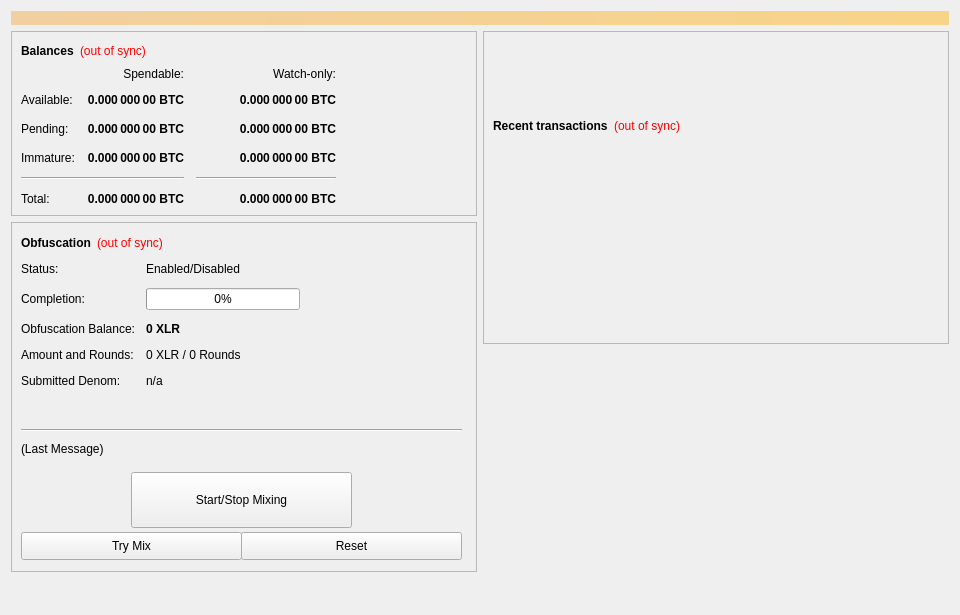
The window that src/qt/forms/overviewpage.ui (listedlinked/superbee) describes before a commit, drawn with Qt 5.
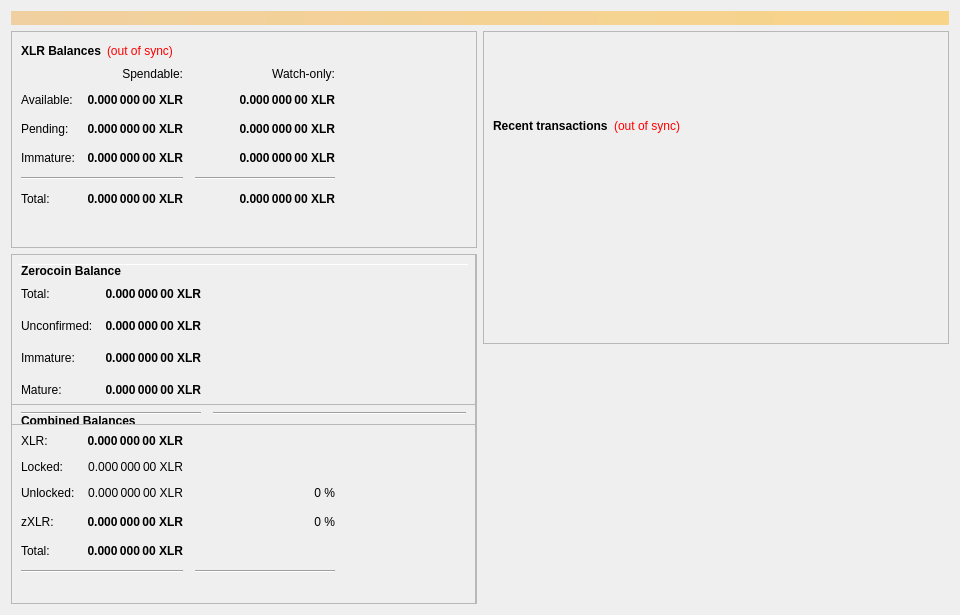
The same window after the commit.

```diff
--- a/src/qt/forms/overviewpage.ui
+++ b/src/qt/forms/overviewpage.ui
@@ -60,7 +60,7 @@
                </font>
               </property>
               <property name="text">
-               <string>Balances</string>
+               <string>XLR Balances</string>
               </property>
              </widget>
             </item>
@@ -118,7 +118,7 @@
                <string>Unconfirmed transactions to watch-only addresses</string>
               </property>
               <property name="text">
-               <string notr="true">0.000 000 00 BTC</string>
+               <string notr="true">0.000 000 00 XLR</string>
               </property>
               <property name="alignment">
                <set>Qt::AlignRight|Qt::AlignTrailing|Qt::AlignVCenter</set>
@@ -143,7 +143,7 @@
                <string>Total of transactions that have yet to be confirmed, and do not yet count toward the spendable balance</string>
               </property>
               <property name="text">
-               <string notr="true">0.000 000 00 BTC</string>
+               <string notr="true">0.000 000 00 XLR</string>
               </property>
               <property name="alignment">
                <set>Qt::AlignRight|Qt::AlignTrailing|Qt::AlignVCenter</set>
@@ -168,7 +168,7 @@
                <string>Staked or masternode rewards in watch-only addresses that has not yet matured</string>
               </property>
               <property name="text">
-               <string notr="true">0.000 000 00 BTC</string>
+               <string notr="true">0.000 000 00 XLR</string>
               </property>
               <property name="alignment">
                <set>Qt::AlignRight|Qt::AlignTrailing|Qt::AlignVCenter</set>
@@ -226,7 +226,7 @@
                <string>Staked or masternode rewards that has not yet matured</string>
               </property>
               <property name="text">
-               <string notr="true">0.000 000 00 BTC</string>
+               <string notr="true">0.000 000 00 XLR</string>
               </property>
               <property name="alignment">
                <set>Qt::AlignRight|Qt::AlignTrailing|Qt::AlignVCenter</set>
@@ -271,7 +271,7 @@
                <string>Your current total balance</string>
               </property>
               <property name="text">
-               <string notr="true">0.000 000 00 BTC</string>
+               <string notr="true">0.000 000 00 XLR</string>
               </property>
               <property name="alignment">
                <set>Qt::AlignRight|Qt::AlignTrailing|Qt::AlignVCenter</set>
@@ -296,7 +296,7 @@
                <string>Current total balance in watch-only addresses</string>
               </property>
               <property name="text">
-               <string notr="true">0.000 000 00 BTC</string>
+               <string notr="true">0.000 000 00 XLR</string>
               </property>
               <property name="alignment">
                <set>Qt::AlignRight|Qt::AlignTrailing|Qt::AlignVCenter</set>
@@ -338,7 +338,7 @@
                <string>Your current spendable balance</string>
               </property>
               <property name="text">
-               <string notr="true">0.000 000 00 BTC</string>
+               <string notr="true">0.000 000 00 XLR</string>
               </property>
               <property name="alignment">
                <set>Qt::AlignRight|Qt::AlignTrailing|Qt::AlignVCenter</set>
@@ -363,7 +363,7 @@
                <string>Your current balance in watch-only addresses</string>
               </property>
               <property name="text">
-               <string notr="true">0.000 000 00 BTC</string>
+               <string notr="true">0.000 000 00 XLR</string>
               </property>
               <property name="alignment">
                <set>Qt::AlignRight|Qt::AlignTrailing|Qt::AlignVCenter</set>
@@ -392,6 +392,19 @@
             </item>
            </layout>
           </item>
+          <item>
+           <spacer name="verticalSpacer_4">
+            <property name="orientation">
+             <enum>Qt::Vertical</enum>
+            </property>
+            <property name="sizeHint" stdset="0">
+             <size>
+              <width>20</width>
+              <height>40</height>
+             </size>
+            </property>
+           </spacer>
+          </item>
          </layout>
         </widget>
        </item>
@@ -412,112 +425,6 @@
          <property name="frameShadow">
           <enum>QFrame::Raised</enum>
          </property>
-         <widget class="QWidget" name="formLayoutWidget">
-          <property name="geometry">
-           <rect>
-            <x>10</x>
-            <y>40</y>
-            <width>451</width>
-            <height>161</height>
-           </rect>
-          </property>
-          <layout class="QFormLayout" name="formLayout">
-           <property name="fieldGrowthPolicy">
-            <enum>QFormLayout::AllNonFixedFieldsGrow</enum>
-           </property>
-           <property name="horizontalSpacing">
-            <number>11</number>
-           </property>
-           <property name="verticalSpacing">
-            <number>12</number>
-           </property>
-           <item row="0" column="0">
-            <widget class="QLabel" name="label_6">
-             <property name="text">
-              <string>Status:</string>
-             </property>
-            </widget>
-           </item>
-           <item row="1" column="0">
-            <widget class="QLabel" name="label_7">
-             <property name="text">
-              <string>Completion:</string>
-             </property>
-            </widget>
-           </item>
-           <item row="1" column="1">
-            <widget class="QProgressBar" name="obfuscationProgress">
-             <property name="maximumSize">
-              <size>
-               <width>154</width>
-               <height>16777215</height>
-              </size>
-             </property>
-             <property name="value">
-              <number>0</number>
-             </property>
-            </widget>
-           </item>
-           <item row="2" column="0">
-            <widget class="QLabel" name="labelAnonymizedText">
-             <property name="text">
-              <string>Obfuscation Balance:</string>
-             </property>
-            </widget>
-           </item>
-           <item row="2" column="1">
-            <widget class="QLabel" name="labelAnonymized">
-             <property name="font">
-              <font>
-               <weight>75</weight>
-               <bold>true</bold>
-              </font>
-             </property>
-             <property name="text">
-              <string notr="true">0 XLR</string>
-             </property>
-            </widget>
-           </item>
-           <item row="3" column="0">
-            <widget class="QLabel" name="label_8">
-             <property name="text">
-              <string>Amount and Rounds:</string>
-             </property>
-            </widget>
-           </item>
-           <item row="3" column="1">
-            <widget class="QLabel" name="labelAmountRounds">
-             <property name="text">
-              <string>0 XLR / 0 Rounds</string>
-             </property>
-            </widget>
-           </item>
-           <item row="4" column="0">
-            <widget class="QLabel" name="label_9">
-             <property name="text">
-              <string>Submitted Denom:</string>
-             </property>
-            </widget>
-           </item>
-           <item row="4" column="1">
-            <widget class="QLabel" name="labelSubmittedDenom">
-             <property name="toolTip">
-              <string>The denominations you submitted to the Masternode.&lt;br&gt;To mix, other users must submit the exact same denominations.</string>
-             </property>
-             <property name="text">
-              <string>n/a</string>
-             </property>
-            </widget>
-           </item>
-           <item row="0" column="1">
-            <widget class="QLabel" name="obfuscationEnabled">
-             <property name="text">
-              <string>Enabled/Disabled</string>
-             </property>
-            </widget>
-           </item>
-          </layout>
-         </widget>
          <widget class="QPushButton" name="runAutoDenom">
           <property name="geometry">
            <rect>
@@ -955,179 +862,557 @@
            <bool>true</bool>
           </property>
          </widget>
-         <widget class="QPushButton" name="toggleObfuscation">
+         <widget class="Line" name="line">
           <property name="geometry">
            <rect>
-            <x>120</x>
-            <y>250</y>
-            <width>221</width>
-            <height>56</height>
-           </rect>
-          </property>
-          <property name="sizePolicy">
-           <sizepolicy hsizetype="MinimumExpanding" vsizetype="Fixed">
-            <horstretch>0</horstretch>
-            <verstretch>0</verstretch>
-           </sizepolicy>
-          </property>
-          <property name="text">
-           <string>Start/Stop Mixing</string>
-          </property>
-         </widget>
-         <widget class="Line" name="lineLastMessage">
-          <property name="geometry">
-           <rect>
-            <x>10</x>
-            <y>200</y>
-            <width>441</width>
-            <height>16</height>
+            <x>7</x>
+            <y>10</y>
+            <width>451</width>
+            <height>1</height>
            </rect>
           </property>
           <property name="orientation">
            <enum>Qt::Horizontal</enum>
           </property>
          </widget>
-         <widget class="QLabel" name="obfuscationStatus">
+         <widget class="QFrame" name="frame_3">
           <property name="geometry">
            <rect>
-            <x>10</x>
-            <y>220</y>
-            <width>451</width>
-            <height>61</height>
+            <x>0</x>
+            <y>150</y>
+            <width>465</width>
+            <height>201</height>
            </rect>
           </property>
-          <property name="minimumSize">
-           <size>
-            <width>288</width>
-            <height>43</height>
-           </size>
+          <property name="frameShape">
+           <enum>QFrame::StyledPanel</enum>
           </property>
-          <property name="text">
-           <string>(Last Message)</string>
+          <property name="frameShadow">
+           <enum>QFrame::Raised</enum>
           </property>
-          <property name="alignment">
-           <set>Qt::AlignLeading|Qt::AlignLeft|Qt::AlignTop</set>
-          </property>
-          <property name="wordWrap">
-           <bool>true</bool>
-          </property>
-         </widget>
-         <widget class="QPushButton" name="obfuscationAuto">
-          <property name="geometry">
-           <rect>
-            <x>10</x>
-            <y>310</y>
-            <width>221</width>
-            <height>28</height>
-           </rect>
-          </property>
-          <property name="sizePolicy">
-           <sizepolicy hsizetype="MinimumExpanding" vsizetype="Fixed">
-            <horstretch>0</horstretch>
-            <verstretch>0</verstretch>
-           </sizepolicy>
-          </property>
-          <property name="toolTip">
-           <string>Try to manually submit a Obfuscation request.</string>
-          </property>
-          <property name="text">
-           <string>Try Mix</string>
-          </property>
-         </widget>
-         <widget class="QPushButton" name="obfuscationReset">
-          <property name="geometry">
-           <rect>
-            <x>230</x>
-            <y>310</y>
-            <width>221</width>
-            <height>28</height>
-           </rect>
-          </property>
-          <property name="sizePolicy">
-           <sizepolicy hsizetype="MinimumExpanding" vsizetype="Fixed">
-            <horstretch>0</horstretch>
-            <verstretch>0</verstretch>
-           </sizepolicy>
-          </property>
-          <property name="toolTip">
-           <string>Reset the current status of Obfuscation (can interrupt Obfuscation if it's in the process of Mixing, which can cost you money!)</string>
-          </property>
-          <property name="autoFillBackground">
-           <bool>false</bool>
-          </property>
-          <property name="text">
-           <string>Reset</string>
-          </property>
-         </widget>
-         <widget class="QWidget" name="layoutWidget">
-          <property name="geometry">
-           <rect>
-            <x>10</x>
-            <y>10</y>
-            <width>431</width>
-            <height>22</height>
-           </rect>
-          </property>
-          <layout class="QHBoxLayout" name="horizontalLayout_5">
+          <layout class="QVBoxLayout" name="verticalLayout_5">
            <item>
-            <widget class="QLabel" name="label_2">
-             <property name="font">
-              <font>
-               <weight>75</weight>
-               <bold>true</bold>
-              </font>
-             </property>
-             <property name="text">
-              <string>Obfuscation</string>
-             </property>
-            </widget>
+            <layout class="QHBoxLayout" name="horizontalLayout_5" stretch="0">
+             <item>
+              <widget class="QLabel" name="label_5z">
+               <property name="maximumSize">
+                <size>
+                 <width>16777215</width>
+                 <height>20</height>
+                </size>
+               </property>
+               <property name="font">
+                <font>
+                 <weight>75</weight>
+                 <bold>true</bold>
+                </font>
+               </property>
+               <property name="toolTip">
+                <string>Combined Balances (including unconfirmed and immature coins)</string>
+               </property>
+               <property name="text">
+                <string>&lt;html&gt;&lt;head/&gt;&lt;body&gt;&lt;p&gt;Combined Balances&lt;/p&gt;&lt;/body&gt;&lt;/html&gt;</string>
+               </property>
+              </widget>
+             </item>
+            </layout>
            </item>
            <item>
-            <widget class="QLabel" name="labelObfuscationSyncStatus">
-             <property name="toolTip">
-              <string>The displayed information may be out of date. Your wallet automatically synchronizes with the Solaris network after a connection is established, but this process has not completed yet.</string>
+            <layout class="QGridLayout" name="gridLayout_3">
+             <property name="spacing">
+              <number>12</number>
              </property>
-             <property name="styleSheet">
-              <string notr="true">QLabel { color: red; }</string>
-             </property>
-             <property name="text">
-              <string notr="true">(out of sync)</string>
-             </property>
-             <property name="alignment">
-              <set>Qt::AlignLeading|Qt::AlignLeft|Qt::AlignVCenter</set>
-             </property>
-            </widget>
+             <item row="7" column="0" colspan="2">
+              <widget class="Line" name="lineSpendableBalance_3">
+               <property name="orientation">
+                <enum>Qt::Horizontal</enum>
+               </property>
+              </widget>
+             </item>
+             <item row="7" column="2">
+              <widget class="Line" name="lineWatchBalance_3">
+               <property name="sizePolicy">
+                <sizepolicy hsizetype="Preferred" vsizetype="Fixed">
+                 <horstretch>0</horstretch>
+                 <verstretch>0</verstretch>
+                </sizepolicy>
+               </property>
+               <property name="minimumSize">
+                <size>
+                 <width>140</width>
+                 <height>0</height>
+                </size>
+               </property>
+               <property name="orientation">
+                <enum>Qt::Horizontal</enum>
+               </property>
+              </widget>
+             </item>
+             <item row="4" column="1">
+              <widget class="QLabel" name="labelzBalancez">
+               <property name="font">
+                <font>
+                 <weight>75</weight>
+                 <bold>true</bold>
+                </font>
+               </property>
+               <property name="cursor">
+                <cursorShape>IBeamCursor</cursorShape>
+               </property>
+               <property name="toolTip">
+                <string>Total of transactions that have yet to be confirmed, and do not yet count toward the spendable balance</string>
+               </property>
+               <property name="text">
+                <string notr="true">0.000 000 00 XLR</string>
+               </property>
+               <property name="alignment">
+                <set>Qt::AlignRight|Qt::AlignTrailing|Qt::AlignVCenter</set>
+               </property>
+               <property name="textInteractionFlags">
+                <set>Qt::LinksAccessibleByMouse|Qt::TextSelectableByKeyboard|Qt::TextSelectableByMouse</set>
+               </property>
+              </widget>
+             </item>
+             <item row="6" column="1">
+              <widget class="QLabel" name="labelTotalz">
+               <property name="font">
+                <font>
+                 <weight>75</weight>
+                 <bold>true</bold>
+                </font>
+               </property>
+               <property name="cursor">
+                <cursorShape>IBeamCursor</cursorShape>
+               </property>
+               <property name="toolTip">
+                <string>Total Balance, including unconfirmed and immature coins.</string>
+               </property>
+               <property name="text">
+                <string notr="true">0.000 000 00 XLR</string>
+               </property>
+               <property name="alignment">
+                <set>Qt::AlignRight|Qt::AlignTrailing|Qt::AlignVCenter</set>
+               </property>
+               <property name="textInteractionFlags">
+                <set>Qt::LinksAccessibleByMouse|Qt::TextSelectableByKeyboard|Qt::TextSelectableByMouse</set>
+               </property>
+              </widget>
+             </item>
+             <item row="4" column="3">
+              <spacer name="horizontalSpacer_6">
+               <property name="orientation">
+                <enum>Qt::Horizontal</enum>
+               </property>
+               <property name="sizeHint" stdset="0">
+                <size>
+                 <width>40</width>
+                 <height>20</height>
+                </size>
+               </property>
+              </spacer>
+             </item>
+             <item row="6" column="0">
+              <widget class="QLabel" name="labelTotalTextz">
+               <property name="text">
+                <string>Total:</string>
+               </property>
+              </widget>
+             </item>
+             <item row="1" column="0">
+              <widget class="QLabel" name="labelBalanceTextz">
+               <property name="text">
+                <string>XLR:</string>
+               </property>
+              </widget>
+             </item>
+             <item row="1" column="1">
+              <widget class="QLabel" name="labelBalancez">
+               <property name="font">
+                <font>
+                 <weight>75</weight>
+                 <bold>true</bold>
+                </font>
+               </property>
+               <property name="cursor">
+                <cursorShape>IBeamCursor</cursorShape>
+               </property>
+               <property name="toolTip">
+                <string>Your current spendable balance</string>
+               </property>
+               <property name="text">
+                <string notr="true">0.000 000 00 XLR</string>
+               </property>
+               <property name="alignment">
+                <set>Qt::AlignRight|Qt::AlignTrailing|Qt::AlignVCenter</set>
+               </property>
+               <property name="textInteractionFlags">
+                <set>Qt::LinksAccessibleByMouse|Qt::TextSelectableByKeyboard|Qt::TextSelectableByMouse</set>
+               </property>
+              </widget>
+             </item>
+             <item row="4" column="0">
+              <widget class="QLabel" name="labelzBalanceTextz">
+               <property name="toolTip">
+                <string/>
+               </property>
+               <property name="text">
+                <string>zXLR:</string>
+               </property>
+              </widget>
+             </item>
+             <item row="4" column="2">
+              <widget class="QLabel" name="labelzXLRPercent">
+               <property name="toolTip">
+                <string>Current percentage of zXLR.
+If AutoMint is enabled this percentage will settle around the configured AutoMint percentage (default = 10%)</string>
+               </property>
+               <property name="text">
+                <string>0 %</string>
+               </property>
+               <property name="alignment">
+                <set>Qt::AlignRight|Qt::AlignTrailing|Qt::AlignVCenter</set>
+               </property>
+              </widget>
+             </item>
+             <item row="6" column="2">
+              <widget class="QLabel" name="label100Percent">
+               <property name="text">
+                <string/>
+               </property>
+               <property name="alignment">
+                <set>Qt::AlignRight|Qt::AlignTrailing|Qt::AlignVCenter</set>
+               </property>
+              </widget>
+             </item>
+             <item row="2" column="1">
+              <widget class="QLabel" name="labelLockedBalance">
+               <property name="toolTip">
+                <string>Locked XLR or Masternode collaterals. These are excluded from zXLR minting.</string>
+               </property>
+               <property name="text">
+                <string>0.000 000 00 XLR</string>
+               </property>
+               <property name="alignment">
+                <set>Qt::AlignRight|Qt::AlignTrailing|Qt::AlignVCenter</set>
+               </property>
+              </widget>
+             </item>
+             <item row="2" column="0">
+              <widget class="QLabel" name="labelLockedBalanceText">
+               <property name="toolTip">
+                <string>Locked XLR or Masternode collaterals. These are excluded from zXLR minting.</string>
+               </property>
+               <property name="text">
+                <string>Locked:</string>
+               </property>
+              </widget>
+             </item>
+             <item row="3" column="0">
+              <widget class="QLabel" name="labelUnLockedBalanceText">
+               <property name="toolTip">
+                <string>Unlocked XLRs. These can be used for zXLR minting.</string>
+               </property>
+               <property name="text">
+                <string>Unlocked:</string>
+               </property>
+              </widget>
+             </item>
+             <item row="3" column="1">
+              <widget class="QLabel" name="labelUnLockedBalance">
+               <property name="toolTip">
+                <string>Unlocked XLRs. These can be used for zXLR minting.</string>
+               </property>
+               <property name="text">
+                <string>0.000 000 00 XLR</string>
+               </property>
+               <property name="alignment">
+                <set>Qt::AlignRight|Qt::AlignTrailing|Qt::AlignVCenter</set>
+               </property>
+              </widget>
+             </item>
+             <item row="3" column="2">
+              <widget class="QLabel" name="labelXLRPercent">
+               <property name="text">
+                <string>0 %</string>
+               </property>
+               <property name="alignment">
+                <set>Qt::AlignRight|Qt::AlignTrailing|Qt::AlignVCenter</set>
+               </property>
+              </widget>
+             </item>
+            </layout>
            </item>
            <item>
-            <spacer name="horizontalSpacer_4">
+            <spacer name="verticalSpacer">
              <property name="orientation">
-              <enum>Qt::Horizontal</enum>
+              <enum>Qt::Vertical</enum>
              </property>
              <property name="sizeHint" stdset="0">
               <size>
-               <width>40</width>
-               <height>20</height>
+               <width>20</width>
+               <height>40</height>
               </size>
              </property>
             </spacer>
            </item>
           </layout>
          </widget>
+         <widget class="QFrame" name="frame_4">
+          <property name="geometry">
+           <rect>
+            <x>0</x>
+            <y>0</y>
+            <width>465</width>
+            <height>171</height>
+           </rect>
+          </property>
+          <property name="frameShape">
+           <enum>QFrame::StyledPanel</enum>
+          </property>
+          <property name="frameShadow">
+           <enum>QFrame::Raised</enum>
+          </property>
+          <layout class="QVBoxLayout" name="verticalLayout_7">
+           <item>
+            <layout class="QHBoxLayout" name="horizontalLayout_8" stretch="0">
+             <item>
+              <widget class="QLabel" name="label_5z_3">
+               <property name="maximumSize">
+                <size>
+                 <width>16777215</width>
+                 <height>20</height>
+                </size>
+               </property>
+               <property name="font">
+                <font>
+                 <weight>75</weight>
+                 <bold>true</bold>
+                </font>
+               </property>
+               <property name="text">
+                <string>Zerocoin Balance</string>
+               </property>
+              </widget>
+             </item>
+            </layout>
+           </item>
+           <item>
+            <layout class="QGridLayout" name="gridLayout_5">
+             <property name="spacing">
+              <number>12</number>
+             </property>
+             <item row="4" column="0">
+              <widget class="QLabel" name="labelzBalanceMatureText">
+               <property name="toolTip">
+                <string>Mature: more than 20 confirmation and more than 3 mints of the same denomination after it was minted.
+These zXLR are spendable.</string>
+               </property>
+               <property name="text">
+                <string>Mature:</string>
+               </property>
+              </widget>
+             </item>
+             <item row="5" column="0" colspan="2">
+              <widget class="Line" name="lineSpendableBalance_5">
+               <property name="orientation">
+                <enum>Qt::Horizontal</enum>
+               </property>
+              </widget>
+             </item>
+             <item row="1" column="1">
+              <widget class="QLabel" name="labelzBalance">
+               <property name="font">
+                <font>
+                 <weight>75</weight>
+                 <bold>true</bold>
+                </font>
+               </property>
+               <property name="cursor">
+                <cursorShape>IBeamCursor</cursorShape>
+               </property>
+               <property name="toolTip">
+                <string>All available zXLR, unconfirmed and immature zXLR included.</string>
+               </property>
+               <property name="text">
+                <string notr="true">0.000 000 00 XLR</string>
+               </property>
+               <property name="alignment">
+                <set>Qt::AlignRight|Qt::AlignTrailing|Qt::AlignVCenter</set>
+               </property>
+               <property name="textInteractionFlags">
+                <set>Qt::LinksAccessibleByMouse|Qt::TextSelectableByKeyboard|Qt::TextSelectableByMouse</set>
+               </property>
+              </widget>
+             </item>
+             <item row="5" column="2">
+              <widget class="Line" name="lineWatchBalance_5">
+               <property name="sizePolicy">
+                <sizepolicy hsizetype="Preferred" vsizetype="Fixed">
+                 <horstretch>0</horstretch>
+                 <verstretch>0</verstretch>
+                </sizepolicy>
+               </property>
+               <property name="minimumSize">
+                <size>
+                 <width>140</width>
+                 <height>0</height>
+                </size>
+               </property>
+               <property name="orientation">
+                <enum>Qt::Horizontal</enum>
+               </property>
+              </widget>
+             </item>
+             <item row="1" column="0">
+              <widget class="QLabel" name="labelzBalanceText">
+               <property name="toolTip">
+                <string>All available zXLR, unconfirmed and immature zXLR included.</string>
+               </property>
+               <property name="text">
+                <string>Total:</string>
+               </property>
+              </widget>
+             </item>
+             <item row="1" column="2">
+              <spacer name="horizontalSpacer_8">
+               <property name="orientation">
+                <enum>Qt::Horizontal</enum>
+               </property>
+               <property name="sizeHint" stdset="0">
+                <size>
+                 <width>40</width>
+                 <height>20</height>
+                </size>
+               </property>
+              </spacer>
+             </item>
+             <item row="4" column="2">
+              <spacer name="horizontalSpacer_4">
+               <property name="orientation">
+                <enum>Qt::Horizontal</enum>
+               </property>
+               <property name="sizeHint" stdset="0">
+                <size>
+                 <width>40</width>
+                 <height>20</height>
+                </size>
+               </property>
+              </spacer>
+             </item>
+             <item row="4" column="1">
+              <widget class="QLabel" name="labelzBalanceMature">
+               <property name="font">
+                <font>
+                 <weight>75</weight>
+                 <bold>true</bold>
+                </font>
+               </property>
+               <property name="toolTip">
+                <string>Mature: more than 20 confirmation and more than 3 mints of the same denomination after it was minted.
+These zXLR are spendable.</string>
+               </property>
+               <property name="text">
+                <string>0.000 000 00 XLR</string>
+               </property>
+               <property name="alignment">
+                <set>Qt::AlignRight|Qt::AlignTrailing|Qt::AlignVCenter</set>
+               </property>
+              </widget>
+             </item>
+             <item row="2" column="0">
+              <widget class="QLabel" name="labelzBalanceUnconfirmedText">
+               <property name="toolTip">
+                <string>Unconfirmed: less than 20 confirmations
+Immature: confirmed, but less than 3 mints of the same denomination after it was minted</string>
+               </property>
+               <property name="text">
+                <string>Unconfirmed:</string>
+               </property>
+              </widget>
+             </item>
+             <item row="2" column="1">
+              <widget class="QLabel" name="labelzBalanceUnconfirmed">
+               <property name="font">
+                <font>
+                 <weight>75</weight>
+                 <bold>true</bold>
+                </font>
+               </property>
+               <property name="toolTip">
+                <string>Unconfirmed: less than 20 confirmations
+Immature: confirmed, but less than 3 mints of the same denomination after it was minted</string>
+               </property>
+               <property name="text">
+                <string>0.000 000 00 XLR</string>
+               </property>
+               <property name="alignment">
+                <set>Qt::AlignRight|Qt::AlignTrailing|Qt::AlignVCenter</set>
+               </property>
+              </widget>
+             </item>
+             <item row="2" column="2">
+              <spacer name="horizontalSpacer_5">
+               <property name="orientation">
+                <enum>Qt::Horizontal</enum>
+               </property>
+               <property name="sizeHint" stdset="0">
+                <size>
+                 <width>40</width>
+                 <height>20</height>
+                </size>
+               </property>
+              </spacer>
+             </item>
+             <item row="3" column="0">
+              <widget class="QLabel" name="labelzBalanceImmatureText">
+               <property name="toolTip">
+                <string>Unconfirmed: less than 20 confirmations
+Immature: confirmed, but less than 3 mints of the same denomination after it was minted</string>
+               </property>
+               <property name="text">
+                <string>Immature:</string>
+               </property>
+              </widget>
+             </item>
+             <item row="3" column="1">
+              <widget class="QLabel" name="labelzBalanceImmature">
+               <property name="font">
+                <font>
+                 <weight>75</weight>
+                 <bold>true</bold>
+                </font>
+               </property>
+               <property name="toolTip">
+                <string>Unconfirmed: less than 20 confirmations
+Immature: confirmed, but less than 3 mints of the same denomination after it was minted</string>
+               </property>
+               <property name="text">
+                <string>0.000 000 00 XLR</string>
+               </property>
+               <property name="alignment">
+                <set>Qt::AlignRight|Qt::AlignTrailing|Qt::AlignVCenter</set>
+               </property>
+              </widget>
+             </item>
+             <item row="3" column="2">
+              <spacer name="horizontalSpacer_7">
+               <property name="orientation">
+                <enum>Qt::Horizontal</enum>
+               </property>
+               <property name="sizeHint" stdset="0">
+                <size>
+                 <width>40</width>
+                 <height>20</height>
+                </size>
+               </property>
+              </spacer>
+             </item>
+            </layout>
+           </item>
+          </layout>
+         </widget>
         </widget>
        </item>
-       <item>
-        <spacer name="verticalSpacer">
-         <property name="orientation">
-          <enum>Qt::Vertical</enum>
-         </property>
-         <property name="sizeHint" stdset="0">
-          <size>
-           <width>20</width>
-           <height>40</height>
-          </size>
-         </property>
-        </spacer>
-       </item>
       </layout>
      </item>
      <item>
```
